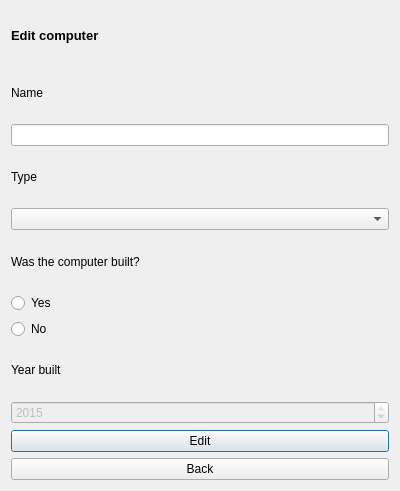
The window that VLNvika3/editcomputer.ui (Gylfian/VLN-vika-3) describes before a commit, drawn with Qt 5.
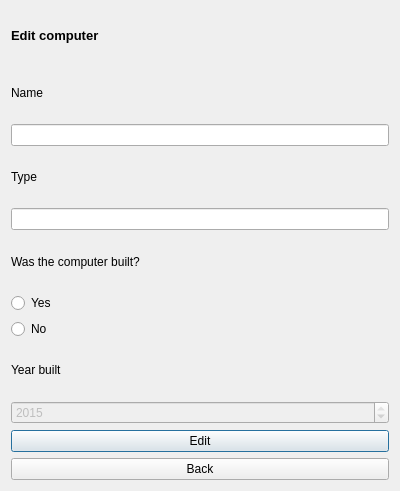
The same window after the commit. Icons and pictures are not drawn.

The edit to the form file:
```diff
--- a/VLNvika3/editcomputer.ui
+++ b/VLNvika3/editcomputer.ui
@@ -59,7 +59,7 @@
     </widget>
    </item>
    <item>
-    <widget class="QComboBox" name="comTypeComboBox"/>
+    <widget class="QLineEdit" name="lineEditType"/>
    </item>
    <item>
     <widget class="QLabel" name="wasBuiltLabel">
```
